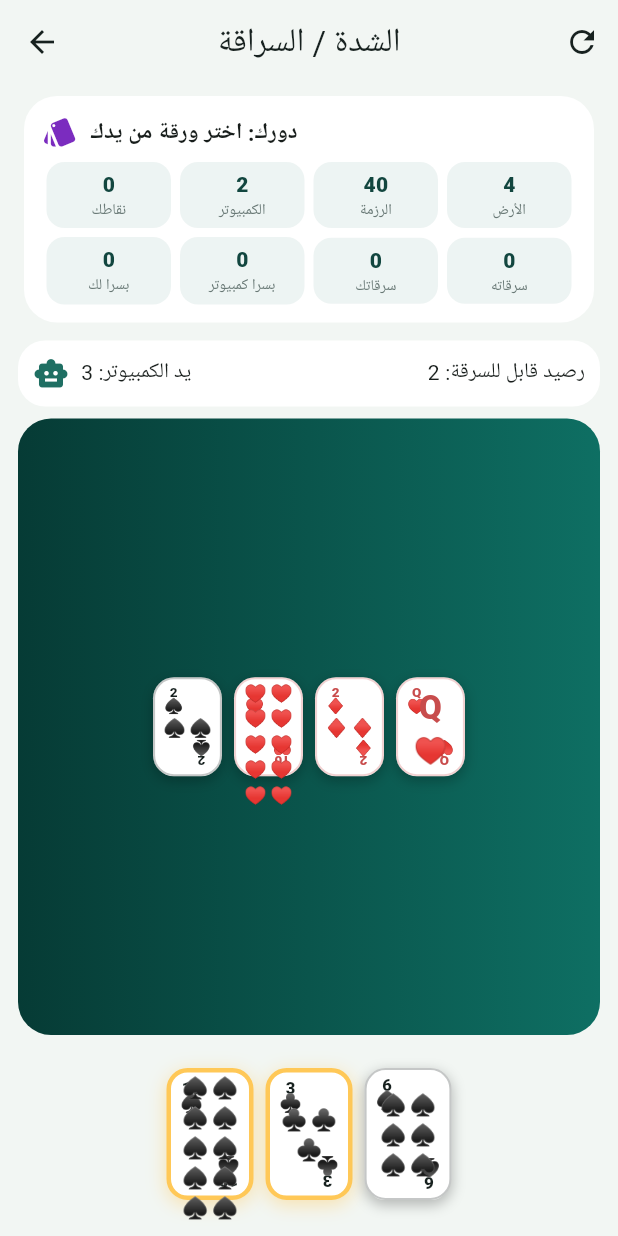
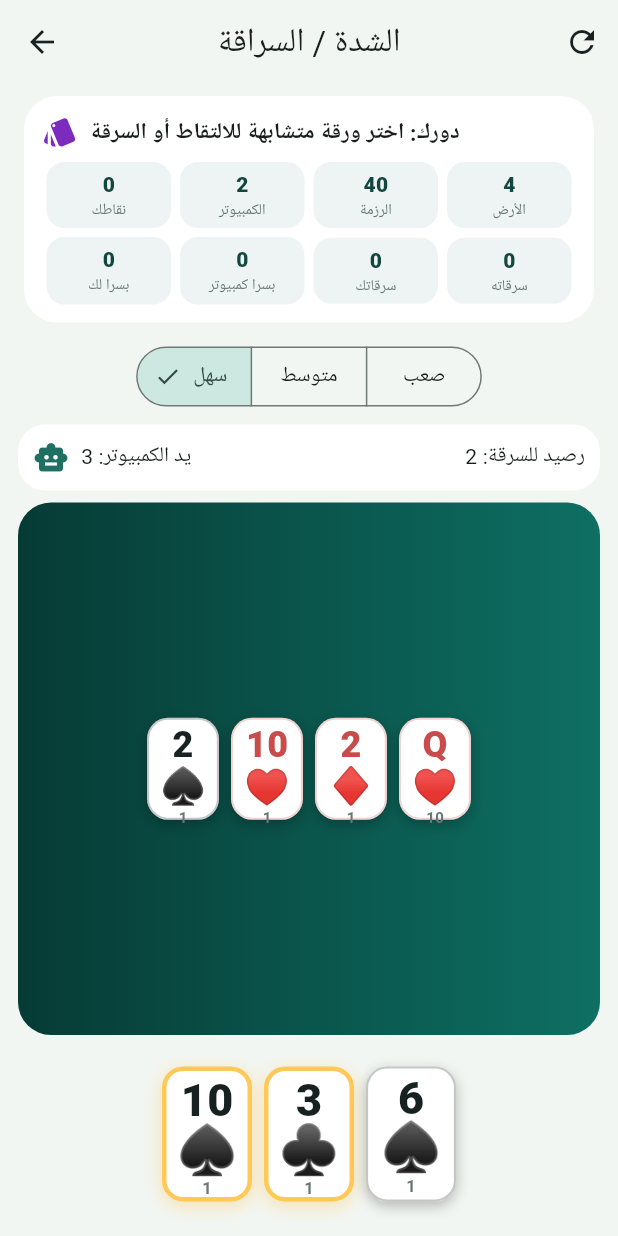
Before and after one commit to aljwaal1/gameslocal, a Flutter app: the CardsPlaceholderScreen screen opened directly, item 2 of the bottom bar chosen, on a phone screen of 412 x 824 dp. Run offline on Flutter 3.47's test engine with Material 3 defaults, Android fonts, the phone set to English and light mode, and no system bars.

Commit message:
Simplify card design and add bot difficulty levels

```diff
--- a/lib/games/cards/cards_placeholder.dart
+++ b/lib/games/cards/cards_placeholder.dart
@@ -27,12 +27,11 @@ class PlayingCardModel {
   }
 
   int get scoreValue => rank == 'J' || rank == 'Q' || rank == 'K' ? 10 : 1;
-  String get label => '$rank$suit';
   bool get red => suit == '♥' || suit == '♦';
-  bool get face => rank == 'J' || rank == 'Q' || rank == 'K';
 }
 
 enum LastCollector { player, bot }
+enum BotLevel { easy, normal, hard }
 
 class CardsPlaceholderScreen extends StatefulWidget {
   const CardsPlaceholderScreen({super.key});
@@ -57,8 +56,9 @@ class _CardsPlaceholderScreenState extends State<CardsPlaceholderScreen> {
   int botBasra = 0;
   int playerSteals = 0;
   int botSteals = 0;
+  BotLevel botLevel = BotLevel.easy;
   LastCollector? lastCollector;
-  String message = 'السراقة الأردنية/الفلسطينية: الصور = 10، والباقي = 1';
+  String message = 'السراقة: الصور = 10، والباقي = 1';
 
   @override
   void initState() {
@@ -96,7 +96,7 @@ class _CardsPlaceholderScreenState extends State<CardsPlaceholderScreen> {
       botSteals = 0;
     }
     dealHands();
-    message = 'دورك: اختر ورقة من يدك';
+    message = 'دورك: اختر ورقة متشابهة للالتقاط أو السرقة';
     setState(() {});
   }
 
@@ -124,28 +124,39 @@ class _CardsPlaceholderScreenState extends State<CardsPlaceholderScreen> {
 
   void botMove() {
     if (roundFinished) return;
-    PlayingCardModel? chosen;
-
-    final tablePlayable = botHand.where((card) => table.any((t) => t.value == card.value)).toList();
-    final stealPlayable = botHand.where((card) => playerPile.any((p) => p.value == card.value)).toList();
-
-    if (tablePlayable.isNotEmpty) {
-      tablePlayable.sort((a, b) => scorePotential(b, table).compareTo(scorePotential(a, table)));
-      chosen = tablePlayable.first;
-    } else if (stealPlayable.isNotEmpty) {
-      stealPlayable.sort((a, b) => scorePotential(b, playerPile).compareTo(scorePotential(a, playerPile)));
-      chosen = stealPlayable.first;
-    } else if (botHand.isNotEmpty) {
-      chosen = botHand[random.nextInt(botHand.length)];
-    }
-
+    final chosen = chooseBotCard();
     if (chosen != null) {
       playCard(chosen, botHand, botPile, playerPile, isPlayer: false);
     }
     if (checkRoundEnd()) return;
     playerTurn = true;
-    message = 'دورك: اختر ورقة من يدك';
+    message = 'دورك: اختر ورقة متشابهة للالتقاط أو السرقة';
     setState(() {});
+  }
+
+  PlayingCardModel? chooseBotCard() {
+    if (botHand.isEmpty) return null;
+
+    final tablePlayable = botHand.where((card) => table.any((t) => t.value == card.value)).toList();
+    final stealPlayable = botHand.where((card) => playerPile.any((p) => p.value == card.value)).toList();
+
+    if (botLevel == BotLevel.easy) {
+      if (tablePlayable.isNotEmpty && random.nextBool()) return tablePlayable.first;
+      return botHand[random.nextInt(botHand.length)];
+    }
+
+    if (botLevel == BotLevel.normal) {
+      if (tablePlayable.isNotEmpty) return tablePlayable.first;
+      if (stealPlayable.isNotEmpty && random.nextBool()) return stealPlayable.first;
+      return botHand[random.nextInt(botHand.length)];
+    }
+
+    final allGood = [...tablePlayable, ...stealPlayable];
+    if (allGood.isNotEmpty) {
+      allGood.sort((a, b) => max(scorePotential(b, table), scorePotential(b, playerPile)).compareTo(max(scorePotential(a, table), scorePotential(a, playerPile))));
+      return allGood.first;
+    }
+    return botHand[random.nextInt(botHand.length)];
   }
 
   int scorePotential(PlayingCardModel card, List<PlayingCardModel> source) {
@@ -176,11 +187,11 @@ class _CardsPlaceholderScreenState extends State<CardsPlaceholderScreen> {
       if (isPlayer) {
         playerScore += gained + basraBonus;
         if (madeBasra) playerBasra++;
-        message = madeBasra ? 'بسرا! التقطت كل الأرض +10' : 'التقطت من الأرض وربحت $gained نقطة';
+        message = madeBasra ? 'بسرا! التقطت كل الأرض +10' : 'التقطت أوراقًا متشابهة وربحت $gained نقطة';
       } else {
         botScore += gained + basraBonus;
         if (madeBasra) botBasra++;
-        message = madeBasra ? 'الكمبيوتر عمل بسرا +10' : 'الكمبيوتر التقط من الأرض وربح $gained نقطة';
+        message = madeBasra ? 'الكمبيوتر عمل بسرا +10' : 'الكمبيوتر التقط أوراقًا متشابهة وربح $gained نقطة';
       }
       GameFeedback.win();
     } else {
@@ -195,16 +206,16 @@ class _CardsPlaceholderScreenState extends State<CardsPlaceholderScreen> {
         if (isPlayer) {
           playerScore += gained;
           playerSteals++;
-          message = 'سرقت من الكمبيوتر ${stolen.length} ورقة وربحت $gained نقطة';
+          message = 'سرقت متشابهات من الكمبيوتر وربحت $gained نقطة';
         } else {
           botScore += gained;
           botSteals++;
-          message = 'الكمبيوتر سرق منك ${stolen.length} ورقة وربح $gained نقطة';
+          message = 'الكمبيوتر سرق متشابهات منك وربح $gained نقطة';
         }
         GameFeedback.win();
       } else {
         table.add(card);
-        message = isPlayer ? 'وضعت الورقة على الأرض' : 'الكمبيوتر وضع ورقة على الأرض';
+        message = isPlayer ? 'لا يوجد متشابه، وضعت الورقة على الأرض' : 'الكمبيوتر وضع ورقة على الأرض';
       }
     }
 
@@ -248,6 +259,25 @@ class _CardsPlaceholderScreenState extends State<CardsPlaceholderScreen> {
     return table.any((t) => t.value == card.value) || botPile.any((p) => p.value == card.value);
   }
 
+  String get botLevelText {
+    switch (botLevel) {
+      case BotLevel.easy:
+        return 'سهل';
+      case BotLevel.normal:
+        return 'متوسط';
+      case BotLevel.hard:
+        return 'صعب';
+    }
+  }
+
+  void setBotLevel(BotLevel level) {
+    GameFeedback.tap();
+    setState(() {
+      botLevel = level;
+      message = 'تم تغيير مستوى الكمبيوتر إلى $botLevelText';
+    });
+  }
+
   @override
   Widget build(BuildContext context) {
     return Scaffold(
@@ -271,6 +301,8 @@ class _CardsPlaceholderScreenState extends State<CardsPlaceholderScreen> {
                 playerSteals: playerSteals,
                 botSteals: botSteals,
               ),
+              const SizedBox(height: 8),
+              _BotLevelSelector(level: botLevel, onChanged: setBotLevel),
               const SizedBox(height: 8),
               _OpponentPanel(count: botHand.length, pile: botPile.length),
               const SizedBox(height: 8),
@@ -327,6 +359,25 @@ class _CardsPlaceholderScreenState extends State<CardsPlaceholderScreen> {
           ),
         ),
       ),
+    );
+  }
+}
+
+class _BotLevelSelector extends StatelessWidget {
+  const _BotLevelSelector({required this.level, required this.onChanged});
+  final BotLevel level;
+  final ValueChanged<BotLevel> onChanged;
+
+  @override
+  Widget build(BuildContext context) {
+    return SegmentedButton<BotLevel>(
+      segments: const [
+        ButtonSegment(value: BotLevel.easy, label: Text('سهل')),
+        ButtonSegment(value: BotLevel.normal, label: Text('متوسط')),
+        ButtonSegment(value: BotLevel.hard, label: Text('صعب')),
+      ],
+      selected: {level},
+      onSelectionChanged: (set) => onChanged(set.first),
     );
   }
 }
@@ -400,10 +451,7 @@ class _OpponentPanel extends StatelessWidget {
 
   @override
   Widget build(BuildContext context) {
-    return Row(
-      children: [
-        Expanded(
-          child: Container(
+    return Container(
       padding: const EdgeInsets.all(10),
       decoration: BoxDecoration(color: Colors.white, borderRadius: BorderRadius.circular(18)),
       child: Row(
@@ -411,12 +459,9 @@ class _OpponentPanel extends StatelessWidget {
           const Icon(Icons.smart_toy, color: AppColors.primary),
           const SizedBox(width: 8),
           Expanded(child: Text('يد الكمبيوتر: $count')),
-                Text('رصيد قابل للسرقة: $pile'),
+          Text('رصيد للسرقة: $pile'),
         ],
       ),
-          ),
-        ),
-      ],
     );
   }
 }
@@ -453,9 +498,11 @@ class PlayingCardView extends StatelessWidget {
 
   @override
   Widget build(BuildContext context) {
-    final width = compact ? 46.0 : 58.0;
-    final height = compact ? 66.0 : 88.0;
+    final width = compact ? 48.0 : 60.0;
+    final height = compact ? 68.0 : 90.0;
     final mainColor = card.red ? AppColors.danger : AppColors.ink;
+    final rankSize = compact ? 24.0 : 30.0;
+    final suitSize = compact ? 24.0 : 32.0;
 
     return AnimatedContainer(
       duration: const Duration(milliseconds: 160),
@@ -467,46 +514,19 @@ class PlayingCardView extends StatelessWidget {
         border: Border.all(color: highlight ? AppColors.accent : mainColor.withOpacity(0.25), width: highlight ? 3 : 1.4),
         boxShadow: [BoxShadow(color: highlight ? AppColors.accent.withOpacity(0.45) : Colors.black26, blurRadius: highlight ? 10 : 7, offset: const Offset(0, 3))],
       ),
-      child: Stack(
-        children: [
-          Positioned(top: 5, left: 6, child: _Corner(card: card, small: compact)),
-          Positioned(bottom: 5, right: 6, child: RotatedBox(quarterTurns: 2, child: _Corner(card: card, small: compact))),
-          Center(
-            child: card.face
-                ? Column(
+      child: Padding(
+        padding: const EdgeInsets.symmetric(vertical: 6, horizontal: 4),
+        child: Column(
           mainAxisAlignment: MainAxisAlignment.center,
           children: [
-                      Text(card.rank, style: TextStyle(fontSize: compact ? 22 : 28, fontWeight: FontWeight.w900, color: mainColor)),
-                      Text(card.suit, style: TextStyle(fontSize: compact ? 18 : 24, color: mainColor)),
+            Text(card.rank, maxLines: 1, style: TextStyle(fontSize: rankSize, fontWeight: FontWeight.w900, color: mainColor, height: 0.9)),
+            const SizedBox(height: 5),
+            Text(card.suit, style: TextStyle(fontSize: suitSize, fontWeight: FontWeight.bold, color: mainColor, height: 0.9)),
+            const SizedBox(height: 3),
+            Text('${card.scoreValue}', style: TextStyle(fontSize: compact ? 10 : 11, fontWeight: FontWeight.bold, color: AppColors.muted)),
           ],
-                  )
-                : Wrap(
-                    alignment: WrapAlignment.center,
-                    spacing: 2,
-                    runSpacing: 0,
-                    children: List.generate(min(card.value, 10), (_) => Text(card.suit, style: TextStyle(fontSize: compact ? 12 : 14, color: mainColor))),
         ),
-          ),
-        ],
       ),
     );
   }
 }
-
-class _Corner extends StatelessWidget {
-  const _Corner({required this.card, required this.small});
-  final PlayingCardModel card;
-  final bool small;
-
-  @override
-  Widget build(BuildContext context) {
-    final color = card.red ? AppColors.danger : AppColors.ink;
-    return Column(
-      mainAxisSize: MainAxisSize.min,
-      children: [
-        Text(card.rank, style: TextStyle(fontSize: small ? 9 : 11, fontWeight: FontWeight.w900, color: color, height: 0.9)),
-        Text(card.suit, style: TextStyle(fontSize: small ? 10 : 12, color: color, height: 0.9)),
-      ],
-    );
-  }
-}
```
Lines whose indentation alone changed are shown as unchanged.
